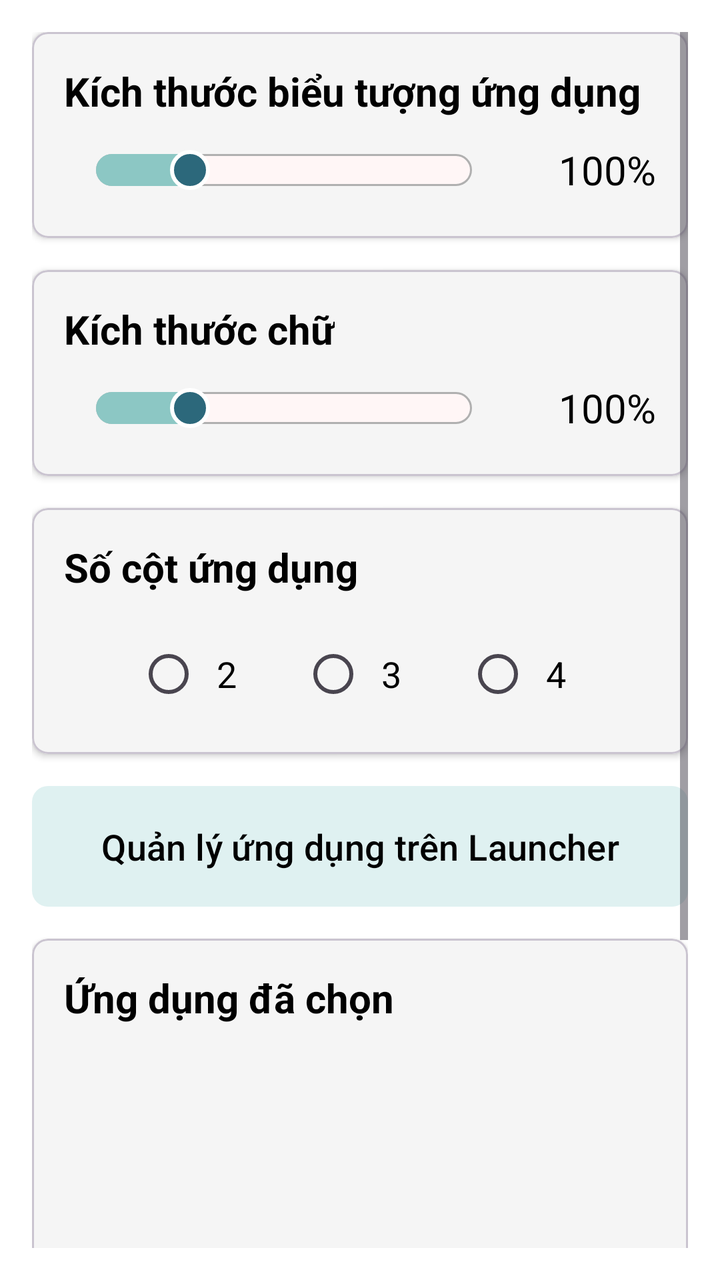
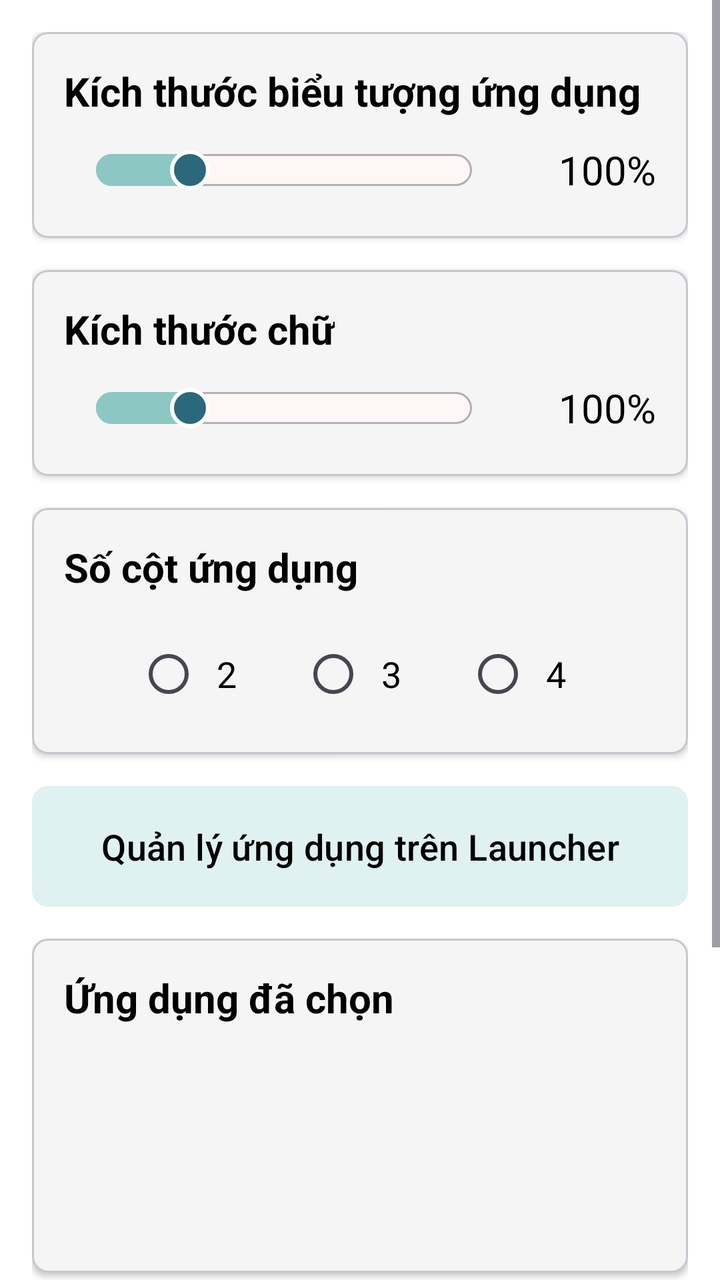

Compare the two renders of this Android layout. The source of the first and the diff that turns it into the second are given below.
<!-- AndroidManifest.xml: application theme Theme.SeniorCare -->
<!-- res/layout/activity_settings.xml -->
<?xml version="1.0" encoding="utf-8"?>
<androidx.constraintlayout.widget.ConstraintLayout xmlns:android="http://schemas.android.com/apk/res/android"
    xmlns:app="http://schemas.android.com/apk/res-auto"
    xmlns:tools="http://schemas.android.com/tools"
    android:layout_width="match_parent"
    android:layout_height="match_parent"
    android:background="@android:color/white"
    tools:context=".settings.SettingsActivity">


    <ScrollView
        android:layout_width="0dp"
        android:layout_height="0dp"
        android:padding="16dp"
        app:layout_constraintBottom_toBottomOf="parent"
        app:layout_constraintEnd_toEndOf="parent"
        app:layout_constraintStart_toStartOf="parent"
        app:layout_constraintTop_toTopOf="parent">


        <LinearLayout
            android:layout_width="match_parent"
            android:layout_height="wrap_content"
            android:orientation="vertical">

            
            <com.google.android.material.card.MaterialCardView
                android:layout_width="match_parent"
                android:layout_height="wrap_content"
                android:layout_marginBottom="16dp"
                app:cardBackgroundColor="#F5F5F5"
                app:cardCornerRadius="8dp"
                app:cardElevation="2dp"
                app:contentPadding="16dp"
                app:strokeWidth="1dp">

                <LinearLayout
                    android:layout_width="match_parent"
                    android:layout_height="wrap_content"
                    android:orientation="vertical">

                    <TextView
                        android:layout_width="wrap_content"
                        android:layout_height="wrap_content"
                        android:layout_marginBottom="8dp"
                        android:text="Kích thước biểu tượng ứng dụng"
                        android:textColor="@android:color/black"
                        android:textSize="20sp"
                        android:textStyle="bold" />

                    <LinearLayout
                        android:layout_width="match_parent"
                        android:layout_height="wrap_content"
                        android:gravity="center_vertical"
                        android:orientation="horizontal">

                        <SeekBar
                            android:id="@+id/icon_size_seek_bar"
                            android:layout_width="0dp"
                            android:layout_height="wrap_content"
                            android:layout_weight="1"
                            android:max="200"
                            android:min="0"
                            android:paddingVertical="8dp"
                            android:progress="50"
                            android:progressDrawable="@drawable/custom_seekbar"
                            android:splitTrack="false"
                            android:thumb="@drawable/seekbar_thumb" />

                        <TextView
                            android:id="@+id/icon_size_value_text_view"
                            android:layout_width="wrap_content"
                            android:layout_height="wrap_content"
                            android:layout_marginStart="16dp"
                            android:gravity="end"
                            android:minWidth="60dp"
                            android:text="100%"
                            android:textColor="@android:color/black"
                            android:textSize="20sp" />
                    </LinearLayout>
                </LinearLayout>
            </com.google.android.material.card.MaterialCardView>


            
            <com.google.android.material.card.MaterialCardView
                android:layout_width="match_parent"
                android:layout_height="wrap_content"
                android:layout_marginBottom="16dp"
                app:cardBackgroundColor="#F5F5F5"
                app:cardCornerRadius="8dp"
                app:cardElevation="2dp"
                app:contentPadding="16dp"
                app:strokeWidth="1dp">

                <LinearLayout
                    android:layout_width="match_parent"
                    android:layout_height="wrap_content"
                    android:orientation="vertical">

                    <TextView
                        android:layout_width="wrap_content"
                        android:layout_height="wrap_content"
                        android:layout_marginBottom="8dp"
                        android:text="Kích thước chữ"
                        android:textColor="@android:color/black"
                        android:textSize="20sp"
                        android:textStyle="bold" />

                    <LinearLayout
                        android:layout_width="match_parent"
                        android:layout_height="wrap_content"
                        android:gravity="center_vertical"
                        android:orientation="horizontal">

                        <SeekBar
                            android:id="@+id/text_size_seek_bar"
                            android:layout_width="0dp"
                            android:layout_height="wrap_content"
                            android:layout_weight="1"
                            android:max="200"
                            android:min="0"
                            android:paddingVertical="8dp"
                            android:progress="50"
                            android:progressDrawable="@drawable/custom_seekbar"
                            android:splitTrack="false"
                            android:thumb="@drawable/seekbar_thumb" />

                        <TextView
                            android:id="@+id/text_size_value_text_view"
                            android:layout_width="wrap_content"
                            android:layout_height="wrap_content"
                            android:layout_marginStart="16dp"
                            android:gravity="end"
                            android:minWidth="60dp"
                            android:text="100%"
                            android:textColor="@android:color/black"
                            android:textSize="20sp" />
                    </LinearLayout>
                </LinearLayout>
            </com.google.android.material.card.MaterialCardView>


            
            <com.google.android.material.card.MaterialCardView
                android:layout_width="match_parent"
                android:layout_height="wrap_content"
                android:layout_marginBottom="16dp"
                app:cardBackgroundColor="#F5F5F5"
                app:cardCornerRadius="8dp"
                app:cardElevation="2dp"
                app:contentPadding="16dp"
                app:strokeWidth="1dp">

                <LinearLayout
                    android:layout_width="match_parent"
                    android:layout_height="wrap_content"
                    android:orientation="vertical">

                    <TextView
                        android:layout_width="wrap_content"
                        android:layout_height="wrap_content"
                        android:layout_marginBottom="8dp"
                        android:text="Số cột ứng dụng"
                        android:textColor="@android:color/black"
                        android:textSize="20sp"
                        android:textStyle="bold" />

                    <RadioGroup
                        android:id="@+id/num_columns_radio_group"
                        android:layout_width="match_parent"
                        android:layout_height="wrap_content"
                        android:layout_marginTop="8dp"
                        android:gravity="center_horizontal"
                        android:orientation="horizontal">

                        <RadioButton
                            android:id="@+id/radio_2_columns"
                            android:layout_width="wrap_content"
                            android:layout_height="wrap_content"
                            android:layout_marginEnd="24dp"
                            android:padding="8dp"
                            android:text="2"
                            android:textColor="@android:color/black"
                            android:textSize="18sp" />

                        <RadioButton
                            android:id="@+id/radio_3_columns"
                            android:layout_width="wrap_content"
                            android:layout_height="wrap_content"
                            android:layout_marginEnd="24dp"
                            android:padding="8dp"
                            android:text="3"
                            android:textColor="@android:color/black"
                            android:textSize="18sp" />

                        <RadioButton
                            android:id="@+id/radio_4_columns"
                            android:layout_width="wrap_content"
                            android:layout_height="wrap_content"
                            android:padding="8dp"
                            android:text="4"
                            android:textColor="@android:color/black"
                            android:textSize="18sp" />
                    </RadioGroup>
                </LinearLayout>
            </com.google.android.material.card.MaterialCardView>


            
            <com.google.android.material.button.MaterialButton
                android:id="@+id/manage_apps_button"
                android:layout_width="match_parent"
                android:layout_height="wrap_content"
                android:layout_marginBottom="16dp"
                android:insetTop="0dp"
                android:insetBottom="0dp"
                android:paddingVertical="18dp"
                android:text="Quản lý ứng dụng trên Launcher"
                android:textColor="@color/black"
                android:textSize="18sp"
                app:backgroundTint="#DFF1F1"
                app:cornerRadius="8dp" /> 


            
            <com.google.android.material.card.MaterialCardView
                android:layout_width="match_parent"
                android:layout_height="wrap_content"
                android:layout_marginBottom="16dp"
                app:cardBackgroundColor="#F5F5F5"
                app:cardCornerRadius="8dp"
                app:cardElevation="2dp"
                app:contentPadding="16dp"
                app:strokeWidth="1dp">

                <LinearLayout
                    android:layout_width="match_parent"
                    android:layout_height="wrap_content"
                    android:orientation="vertical">

                    <TextView
                        android:layout_width="wrap_content"
                        android:layout_height="wrap_content"
                        android:layout_marginBottom="8dp"
                        android:text="Ứng dụng đã chọn"
                        android:textColor="@android:color/black"
                        android:textSize="20sp"
                        android:textStyle="bold" />

                    <androidx.recyclerview.widget.RecyclerView
                        android:id="@+id/selected_apps_recycler_view"
                        android:layout_width="match_parent"
                        android:layout_height="wrap_content"
                        android:layout_marginTop="8dp"
                        android:minHeight="100dp"
                        android:nestedScrollingEnabled="false"
                        tools:itemCount="3"
                        tools:layoutManager="androidx.recyclerview.widget.LinearLayoutManager"
                        tools:orientation="horizontal"
                        tools:spanCount="3" />
                </LinearLayout>
            </com.google.android.material.card.MaterialCardView>


            
            <LinearLayout
                android:layout_width="match_parent"
                android:layout_height="wrap_content"
                android:layout_marginTop="16dp"
                android:layout_marginBottom="16dp"
                android:baselineAligned="false"
                android:gravity="center"
                android:orientation="horizontal"> 

                <LinearLayout
                    android:layout_width="0dp"
                    android:layout_height="wrap_content"
                    android:layout_weight="1"
                    android:gravity="center_horizontal"
                    android:orientation="vertical"
                    android:padding="8dp">

                    <ImageButton
                        android:id="@+id/contacts_button"
                        android:layout_width="100dp"
                        android:layout_height="100dp"
                        android:background="@android:color/transparent"
                        android:contentDescription="Mở Danh bạ"
                        android:scaleType="fitCenter" />

                    <TextView
                        android:layout_width="wrap_content"
                        android:layout_height="wrap_content"
                        android:layout_marginTop="8dp"
                        android:text="Danh bạ"
                        android:textColor="@android:color/black"
                        android:textSize="16sp" />
                </LinearLayout>

                <LinearLayout
                    android:layout_width="0dp"
                    android:layout_height="wrap_content"
                    android:layout_weight="1"
                    android:gravity="center_horizontal"
                    android:orientation="vertical"
                    android:padding="8dp">

                    <ImageButton
                        android:id="@+id/font_settings_button"
                        android:layout_width="100dp"
                        android:layout_height="100dp"
                        android:background="@android:color/transparent"
                        android:contentDescription="Cài đặt Font chữ"
                        android:scaleType="fitCenter"
                        android:src="@drawable/ic_font_settings" />

                    <TextView
                        android:layout_width="wrap_content"
                        android:layout_height="wrap_content"
                        android:layout_marginTop="8dp"
                        android:text="Cỡ chữ"
                        android:textColor="@android:color/black"
                        android:textSize="16sp" />
                </LinearLayout>

                <LinearLayout
                    android:layout_width="0dp"
                    android:layout_height="wrap_content"
                    android:layout_weight="1"
                    android:gravity="center_horizontal"
                    android:orientation="vertical"
                    android:padding="8dp">

                    <ImageButton
                        android:id="@+id/set_default_launcher_button"
                        android:layout_width="100dp"
                        android:layout_height="100dp"
                        android:background="@android:color/transparent"
                        android:contentDescription="Đặt làm Launcher mặc định"
                        android:scaleType="fitCenter"
                        android:src="@drawable/ic_home_settings" />

                    <TextView
                        android:layout_width="wrap_content"
                        android:layout_height="wrap_content"
                        android:layout_marginTop="8dp"
                        android:text="Đặt mặc định"
                        android:textColor="@android:color/black"
                        android:textSize="16sp" />
                </LinearLayout>
            </LinearLayout>

        </LinearLayout>
    </ScrollView>
</androidx.constraintlayout.widget.ConstraintLayout>
<!-- resources referenced by this layout -->
<resources>
  <color name="black">#FF000000</color>
  <!-- drawable custom_seekbar (drawable) -->
  <?xml version="1.0" encoding="utf-8"?>
  <layer-list xmlns:android="http://schemas.android.com/apk/res/android">
  
      
      <item android:id="@android:id/background">
          <shape android:shape="rectangle">
              <corners android:radius="10dp" />
              <solid android:color="#FFF6F6" />
              <stroke android:width="1dp" android:color="#B0B0B0" />
          </shape>
      </item>
  
      
      <item android:id="@android:id/secondaryProgress">
          <clip>
              <shape android:shape="rectangle">
                  <corners android:radius="10dp" />
                  <solid android:color="#888888" /> 
              </shape>
          </clip>
      </item>
  
      
      <item android:id="@android:id/progress">
          <clip>
              <shape android:shape="rectangle">
                  <corners android:radius="10dp" />
                  <solid android:color="#8CC7C4" /> 
              </shape>
          </clip>
      </item>
  
  </layer-list>
  <!-- drawable ic_font_settings (drawable) -->
  <?xml version="1.0" encoding="utf-8"?>
  <vector xmlns:android="http://schemas.android.com/apk/res/android"
      android:width="24dp"
      android:height="24dp"
      android:viewportWidth="24"
      android:viewportHeight="24">
      <path
          android:fillColor="@android:color/white"
          android:pathData="M2.5,4v3h5.5v12h3V7h5.5V4h-14zm19,9h-9v3h9v-3zm-9,8h9v3h-9v-3z"/>
  </vector>
  <!-- drawable ic_home_settings (drawable) -->
  <?xml version="1.0" encoding="utf-8"?>
  <vector xmlns:android="http://schemas.android.com/apk/res/android"
      android:width="24dp"
      android:height="24dp"
      android:viewportWidth="24"
      android:viewportHeight="24">
      <path
          android:fillColor="@android:color/white"
          android:pathData="M10,20v-6h4v6h5v-8h3L12,3L2,12h3v8z"/>
  </vector>
  <!-- drawable seekbar_thumb (drawable) -->
  <?xml version="1.0" encoding="utf-8"?>
  <shape xmlns:android="http://schemas.android.com/apk/res/android"
      android:shape="oval"> 
      <size android:width="20dp" android:height="20dp" /> 
      <solid android:color="#2C687B" /> 
      <stroke android:width="2dp" android:color="#FFFFFF" /> 
  </shape>
  <style name="Theme.SeniorCare" parent="Base.Theme.SeniorCare" />
  <style name="Base.Theme.SeniorCare" parent="Theme.Material3.DayNight.NoActionBar">
          
          
          <item name="colorPrimary">@color/black</item>
          <item name="colorPrimaryVariant">@color/dark_white</item>
          <item name="colorOnPrimary">@color/white</item>
          
          <item name="colorSecondary">@color/teal_200</item>
          <item name="colorSecondaryVariant">@color/teal_700</item>
          <item name="colorOnSecondary">@color/black</item>
          
          <item name="android:statusBarColor" tools:targetApi="l">@color/dark_white</item>
          
          <item name="android:windowLightStatusBar" tools:targetApi="m">true</item>
          
      </style>
  <color name="dark_white">#F5F5F5</color>
  <color name="white">#FFFFFFFF</color>
  <color name="teal_200">#FF03DAC5</color>
  <color name="teal_700">#FF018786</color>
</resources>

<!-- the commit's change to res/layout/activity_settings.xml (unified diff, before → after) -->
@@ -11,7 +11,6 @@
     <ScrollView
         android:layout_width="0dp"
         android:layout_height="0dp"
-        android:padding="16dp"
         app:layout_constraintBottom_toBottomOf="parent"
         app:layout_constraintEnd_toEndOf="parent"
         app:layout_constraintStart_toStartOf="parent"
@@ -21,6 +20,7 @@
         <LinearLayout
             android:layout_width="match_parent"
             android:layout_height="wrap_content"
+            android:padding="16dp"
             android:orientation="vertical">
 
             
@@ -252,7 +252,6 @@
                         android:id="@+id/selected_apps_recycler_view"
                         android:layout_width="match_parent"
                         android:layout_height="wrap_content"
-                        android:layout_marginTop="8dp"
                         android:minHeight="100dp"
                         android:nestedScrollingEnabled="false"
                         tools:itemCount="3"
